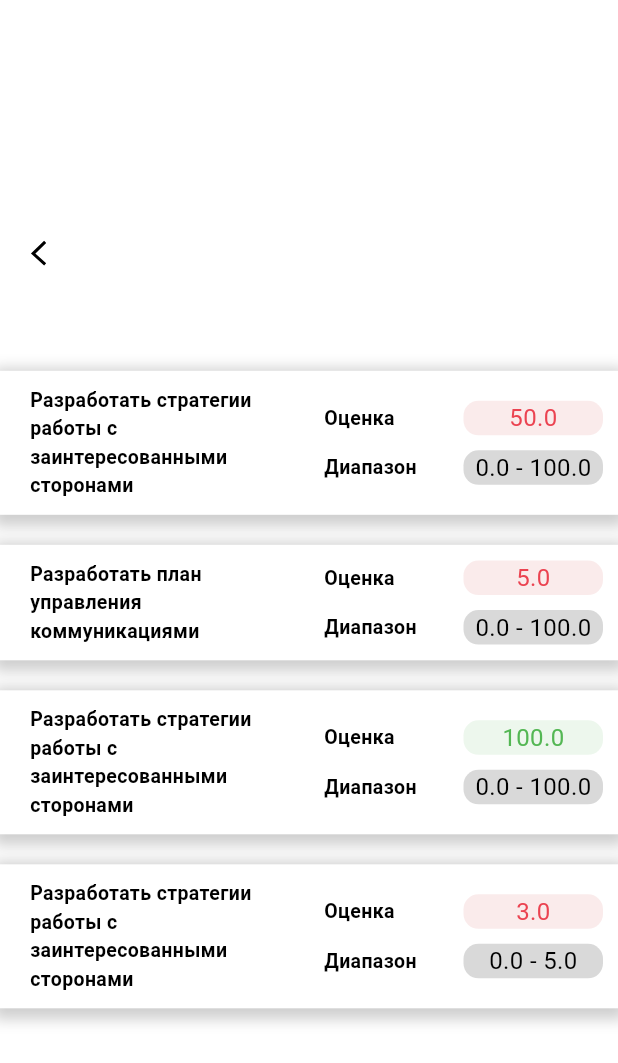
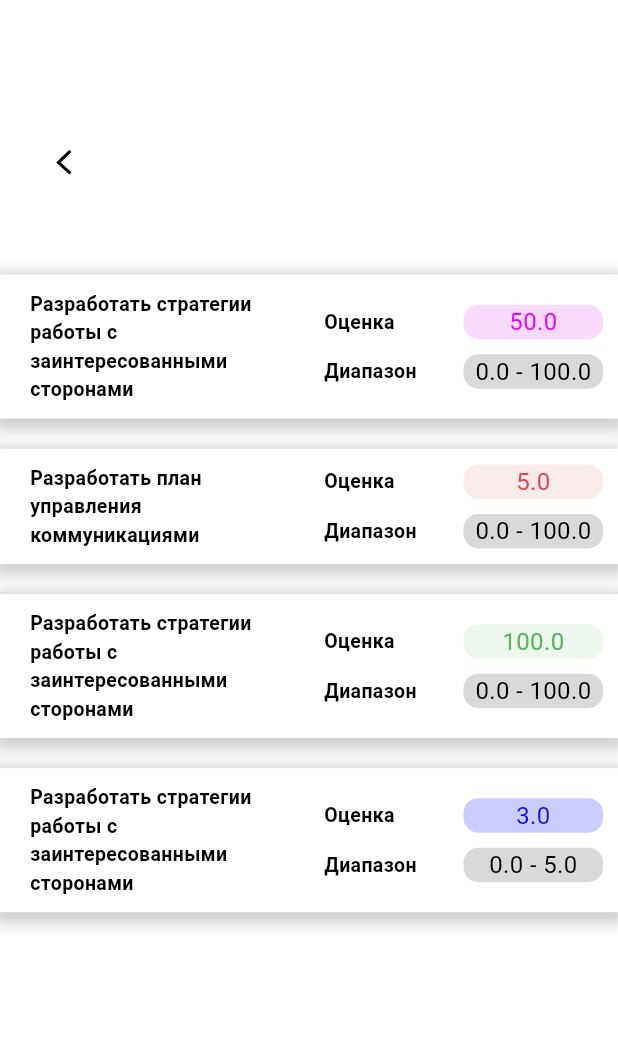
Before and after one commit to K-V-G/my_sfu, a Flutter app: the courceOcenkyInfo screen opened directly with empty values, on a phone screen of 412 x 824 dp. Shown: the top 1063 px of the screen. Run offline on Flutter 3.47's test engine with Material 2 defaults, Android fonts, the phone set to English and light mode, and no system bars; our stand-ins replace flutter_svg, webview_flutter; missing offline and left inert: oauth2; Roboto replaces fonts that are missing (Ubuntu).

Commit message:
Изменение в дизайне. Исправление мелких ошибок

```diff
--- a/lib/cells/ocenkyInfoCource.dart
+++ b/lib/cells/ocenkyInfoCource.dart
@@ -149,6 +149,7 @@ class _ocenkyCourceInfoState extends State<ocenkyCourceInfo> {
       else if (id == 2) {
         return Color(0xff54B754);
       }
+    }
       else if (coef >= 0.6 && coef < 0.8) {
         if (id == 1) {
           return Color(0xffCBCDFF);
@@ -165,7 +166,6 @@ class _ocenkyCourceInfoState extends State<ocenkyCourceInfo> {
           return Color(0xffEB00FF);
         }
       }
-    }
       else {
       if (id == 1) {
         return Color(0xffFAEBEB);
--- a/lib/courceInfo.dart
+++ b/lib/courceInfo.dart
@@ -25,23 +25,22 @@ class _courceOcenkyInfoState extends State<courceOcenkyInfo> {
             children: [
               Expanded(flex: 1, child: Text("")),
               Expanded(
-                  flex: 2,
                   child: Row(
                     children: [
-                      Expanded(flex: 10, child: Padding(
+                      Expanded(flex: 20, child: Padding(
                           padding: EdgeInsets.only(top: 8.0, left: 10.0) ,
                           child: InkWell(onTap: () {
                             Navigator.pop(context);
                           },
-                              child: Align(alignment: Alignment.center,
+                              child: Align(alignment: Alignment.topCenter,
                                   child: SvgPicture.asset("assets/image/strelka_nazad.svg"))))),
                       Expanded(flex: 80, child:  Align(
-                        alignment: Alignment.center,
+                        alignment: Alignment.topCenter,
                         child: Text(
                           widget.title,
                           style: TextStyle(
                             color: Colors.black,
-                            fontSize: 22.0,
+                            fontSize: 20.0,
                             fontFamily: 'Ubuntu',
                             fontWeight: FontWeight.w600,
                           ),
--- a/lib/ocenkyView.dart
+++ b/lib/ocenkyView.dart
@@ -5,6 +5,7 @@ import 'button/ButtonSemestr.dart';
 import 'cells/CellsOcenky.dart';
 
 class ocenkyView extends StatefulWidget {
+
   @override
   _ocenkyViewPage createState() => _ocenkyViewPage();
 }
--- a/lib/privatInfoView.dart
+++ b/lib/privatInfoView.dart
@@ -25,7 +25,7 @@ class _profileViewStatePage extends State<profieViewSudents> {
                     Expanded(flex: 10, child: Padding(
                         padding: EdgeInsets.only(top: 8.0, left: 10.0) ,
                         child: InkWell(onTap: () {
-                          Navigator.pushNamed(context, '/window');
+                          Navigator.pop(context);
                         },
                             child: Align(alignment: Alignment.topCenter,
                                  child: SvgPicture.asset("assets/image/strelka_nazad.svg"))))),
```
Also changed, not shown: lib/main.dart (+3 -5 lines). Lines whose indentation alone changed are shown as unchanged.
